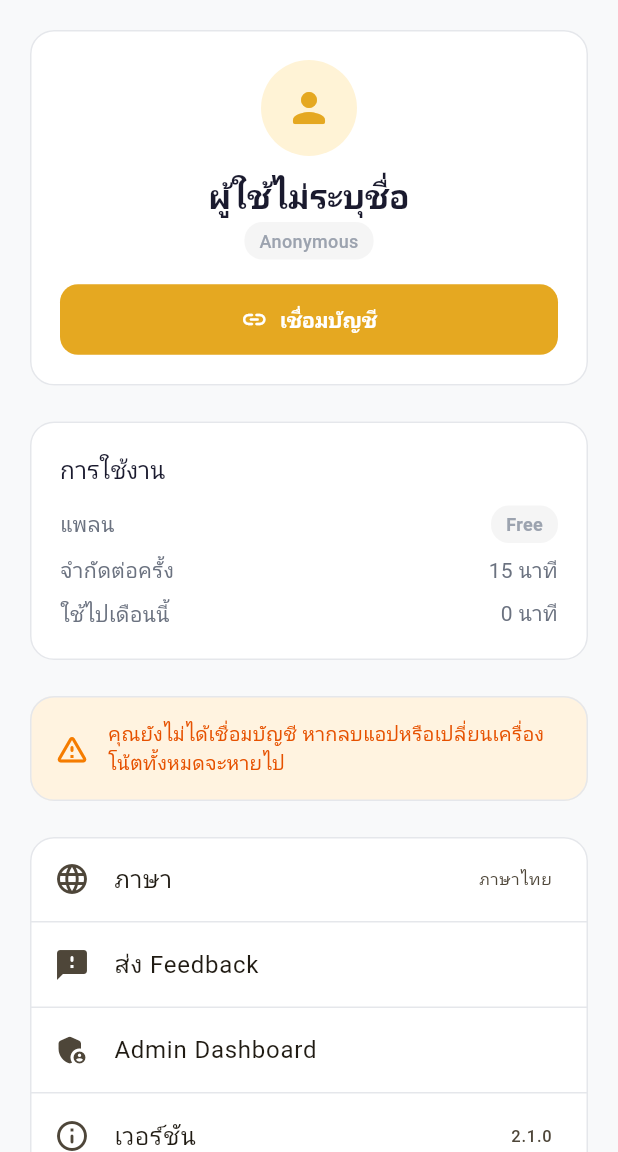
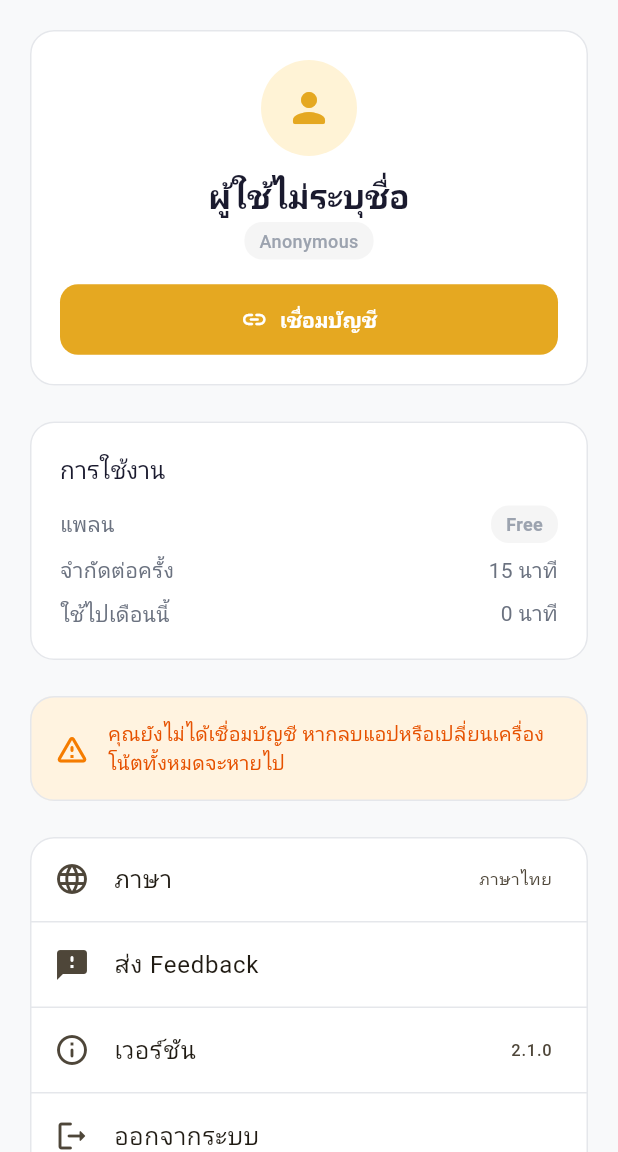
Before and after one commit to patcharaph/JodSi, a Flutter app: the screen it shows after launch, after a tap on the "settings" icon, on a phone screen of 412 x 824 dp, the part 84-1236 px from its top. Run offline on Flutter 3.47's test engine with Material 3 defaults, Android fonts, the phone set to English and light mode, and no system bars; our stand-ins replace flutter_riverpod, gap, go_router, google_fonts, shared_preferences, supabase_flutter and 1 more; missing offline and left inert: record; accounts and stored records are empty; network calls fail; project files that could hold a hidden picture were left out.

Commit message:
feat: restrict Admin Dashboard to admin email only
- Add adminEmails list in AppConfig (adminjodsi@jodsi.com)
- Add isAdminProvider to check current user email
- Hide Admin Dashboard button in Settings for non-admin users
- Guard /admin route with email check + Access Denied screen

```diff
--- a/lib/core/config/app_config.dart
+++ b/lib/core/config/app_config.dart
@@ -25,4 +25,9 @@ abstract class AppConfig {
 
   // Storage bucket
   static const String audioBucket = 'audio';
+
+  // Admin emails (can access Admin Dashboard)
+  static const List<String> adminEmails = [
+    'adminjodsi@jodsi.com',
+  ];
 }
--- a/lib/providers/auth_provider.dart
+++ b/lib/providers/auth_provider.dart
@@ -1,5 +1,6 @@
 import 'package:flutter_riverpod/flutter_riverpod.dart';
 import 'package:supabase_flutter/supabase_flutter.dart';
+import '../core/config/app_config.dart';
 import '../data/models/app_user.dart';
 import 'service_providers.dart';
 
@@ -19,3 +20,10 @@ final isAnonymousProvider = Provider<bool>((ref) {
   final authService = ref.watch(authServiceProvider);
   return authService.isAnonymous;
 });
+
+final isAdminProvider = Provider<bool>((ref) {
+  final authService = ref.watch(authServiceProvider);
+  final email = authService.currentUser?.email;
+  if (email == null) return false;
+  return AppConfig.adminEmails.contains(email.toLowerCase());
+});
--- a/lib/ui/screens/settings_screen.dart
+++ b/lib/ui/screens/settings_screen.dart
@@ -192,12 +192,14 @@ class SettingsScreen extends ConsumerWidget {
                   title: Text(ref.read(localeProvider).feedback),
                   onTap: () => FeedbackSheet.show(context),
                 ),
+                if (ref.watch(isAdminProvider)) ...[
                   const Divider(height: 1),
                   ListTile(
                     leading: const Icon(Icons.admin_panel_settings_rounded),
                     title: Text(ref.read(localeProvider).adminDashboard),
                     onTap: () => context.push('/admin'),
                   ),
+                ],
                 const Divider(height: 1),
                 ListTile(
                   leading: const Icon(Icons.info_outline_rounded),
```
Also changed, not shown: lib/core/router/app_router.dart (+14 -1 lines). Lines whose indentation alone changed are shown as unchanged.
